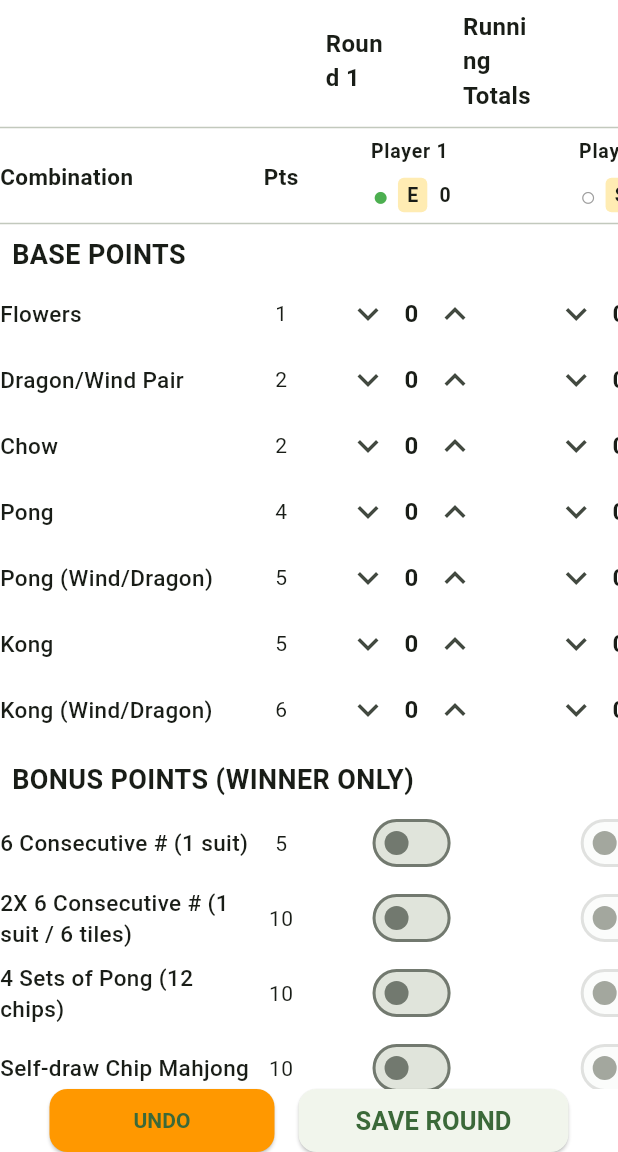
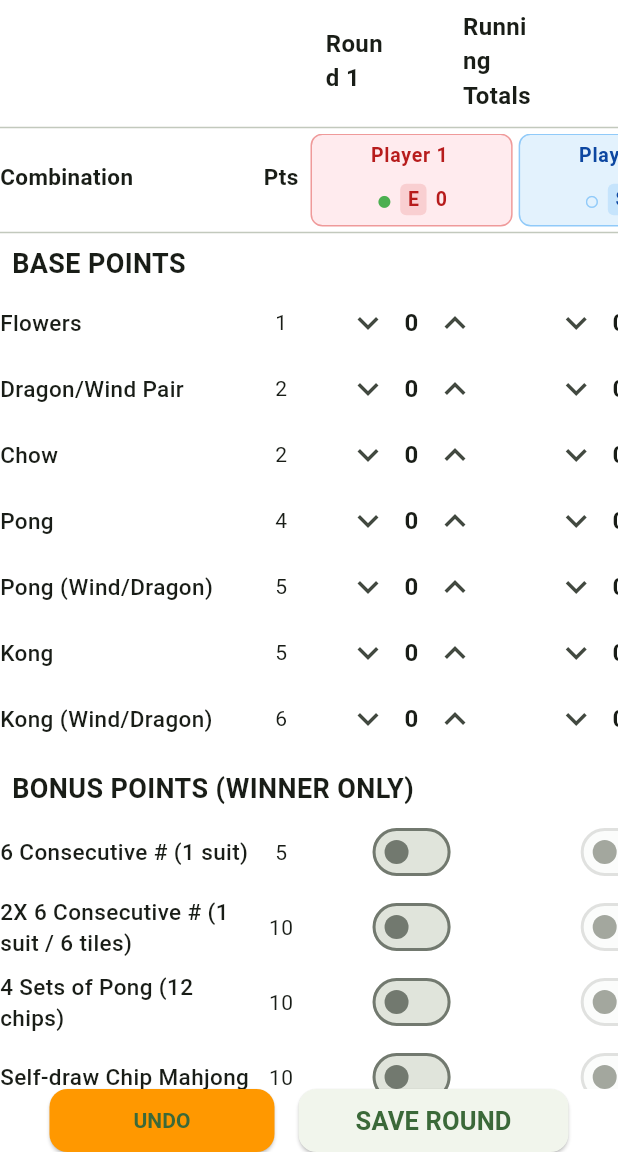
Before and after one commit to hkcApp/cheas_score_pro, a Flutter app: the screen it shows after launch, after a tap on "New Game", on a phone screen of 412 x 824 dp, the part 84-1236 px from its top. Run offline on Flutter 3.47's test engine with Material 3 defaults, Android fonts, the phone set to English and light mode, and no system bars; our stand-ins replace shared_preferences.

Commit message:
v1.2 Player Identity Colors

```diff
--- a/lib/widgets/player_header.dart
+++ b/lib/widgets/player_header.dart
@@ -1,6 +1,10 @@
 import 'package:flutter/material.dart';
 
+import '../theme/player_colors.dart';
+
 class PlayerHeader extends StatefulWidget {
+  final int playerIndex;
+
   final String playerName;
   final int runningTotal;
   final bool isWinner;
@@ -17,6 +21,7 @@ class PlayerHeader extends StatefulWidget {
 
   const PlayerHeader({
     super.key,
+    required this.playerIndex,
     required this.playerName,
     required this.runningTotal,
     required this.isWinner,
@@ -56,16 +61,6 @@ class _PlayerHeaderState extends State<PlayerHeader> {
   void didUpdateWidget(covariant PlayerHeader oldWidget) {
     super.didUpdateWidget(oldWidget);
 
-    // Refresh immediately whenever the wind changes.
-    if (oldWidget.wind != widget.wind) {
-      WidgetsBinding.instance.addPostFrameCallback((_) {
-        if (mounted) {
-          setState(() {});
-        }
-      });
-    }
-
-    // Keep the text field synchronized with the saved player name.
     if (!_focusNode.hasFocus &&
         widget.playerName != _controller.text) {
       _controller.text = widget.playerName;
@@ -90,87 +85,169 @@ class _PlayerHeaderState extends State<PlayerHeader> {
 
   @override
   Widget build(BuildContext context) {
+    final theme =
+        PlayerColors.player(widget.playerIndex);
+
     return InkWell(
       onTap: widget.onWinnerTapped,
-      borderRadius: BorderRadius.circular(6),
-      child: Padding(
+      borderRadius: BorderRadius.circular(8),
+
+      child: Container(
+        margin: const EdgeInsets.symmetric(
+          horizontal: 2,
+        ),
+
         padding: const EdgeInsets.symmetric(
-          vertical: 2,
+          vertical: 4,
         ),
+
+        decoration: BoxDecoration(
+          color: theme.background,
+
+          borderRadius:
+              BorderRadius.circular(8),
+
+          border: Border.all(
+            color: theme.border,
+          ),
+        ),
+
         child: Column(
-          mainAxisSize: MainAxisSize.min,
+          mainAxisSize:
+              MainAxisSize.min,
+
           children: [
+
             SizedBox(
               height: 24,
+
               child: TextField(
                 controller: _controller,
                 focusNode: _focusNode,
-                textAlign: TextAlign.center,
-                style: const TextStyle(
+
+                textAlign:
+                    TextAlign.center,
+
+                style: TextStyle(
                   fontSize: 13,
-                  fontWeight: FontWeight.bold,
+                  fontWeight:
+                      FontWeight.bold,
+                  color:
+                      theme.foreground,
                 ),
-                decoration: const InputDecoration(
+
+                decoration:
+                    const InputDecoration(
                   isDense: true,
-                  border: InputBorder.none,
-                  contentPadding: EdgeInsets.zero,
+                  border:
+                      InputBorder.none,
+                  contentPadding:
+                      EdgeInsets.zero,
                 ),
-                onSubmitted: (_) => _saveName(),
+
+                onSubmitted: (_) =>
+                    _saveName(),
               ),
             ),
 
-            const SizedBox(height: 2),
+
+            const SizedBox(
+              height: 2,
+            ),
+
 
             Row(
-              mainAxisAlignment: MainAxisAlignment.center,
+              mainAxisAlignment:
+                  MainAxisAlignment.center,
+
               children: [
+
                 GestureDetector(
-                  onTap: widget.onWinnerTapped,
+                  onTap:
+                      widget.onWinnerTapped,
+
                   child: Text(
-                    widget.isWinner ? "●" : "○",
+                    widget.isWinner
+                        ? "●"
+                        : "○",
+
                     style: TextStyle(
                       fontSize: 18,
-                      color: widget.isWinner
+
+                      color:
+                          widget.isWinner
                               ? Colors.green
-                          : Colors.grey,
+                              : theme.border,
                     ),
                   ),
                 ),
 
-                const SizedBox(width: 6),
+
+                const SizedBox(
+                  width: 5,
+                ),
+
 
                 GestureDetector(
-                  onTap: widget.canSelectEast
+                  onTap:
+                      widget.canSelectEast
                           ? widget.onEastTapped
                           : null,
+
                   child: Container(
-                    padding: const EdgeInsets.symmetric(
-                      horizontal: 6,
-                      vertical: 2,
+                    padding:
+                        const EdgeInsets.symmetric(
+                      horizontal: 5,
+                      vertical: 1,
                     ),
-                    decoration: widget.canSelectEast
+
+                    decoration:
+                        widget.canSelectEast
                             ? BoxDecoration(
-                            color: Colors.amber.shade100,
-                            borderRadius: BorderRadius.circular(4),
+                                color:
+                                    theme.border
+                                        .withValues(
+                                          alpha: 0.35,
+                                        ),
+
+                                borderRadius:
+                                    BorderRadius
+                                        .circular(4),
                               )
                             : null,
+
                     child: Text(
                       widget.wind,
-                      style: const TextStyle(
+
+                      style:
+                          TextStyle(
                         fontSize: 13,
-                        fontWeight: FontWeight.bold,
+                        fontWeight:
+                            FontWeight.bold,
+                        color:
+                            theme.foreground,
                       ),
                     ),
                   ),
                 ),
 
-                const SizedBox(width: 8),
+
+                const SizedBox(
+                  width: 6,
+                ),
+
 
                 Text(
-                  widget.runningTotal.toString(),
-                  style: const TextStyle(
+                  widget.runningTotal
+                      .toString(),
+
+                  style:
+                      TextStyle(
                     fontSize: 13,
-                    fontWeight: FontWeight.bold,
+                    fontWeight:
+                        FontWeight.bold,
+                    color:
+                        theme.foreground,
                   ),
                 ),
               ],
--- a/lib/widgets/scoring_table.dart
+++ b/lib/widgets/scoring_table.dart
@@ -340,9 +340,13 @@ class ScoringTableState extends State<ScoringTable> {
         ...List.generate(game.players.length, (index) {
           final player = game.players[index];
 
+
+
           return Expanded(
             child: PlayerHeader(
               key: ValueKey("${player.id}-${player.wind}"),
+
+              playerIndex: index,
 
               playerName: player.name,
               runningTotal: player.score,
@@ -352,6 +356,7 @@ class ScoringTableState extends State<ScoringTable> {
               onWinnerTapped: () {
                 _selectWinner(index);
               },
+
 
               onNameChanged: (newName) {
                 setState(() {
```
Lines whose indentation alone changed are shown as unchanged.
